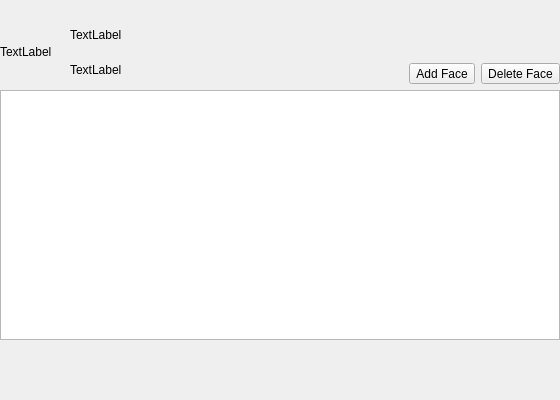
Old version of the form plugins/account/userinfo/changefacedialog.ui in the repository ukui/ukui-control-center.
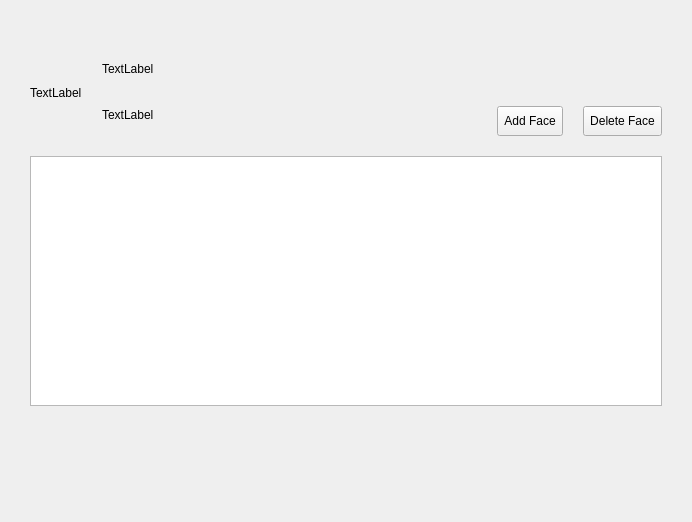
New version of the form.

Commit message: ukui3.0 ukui-control-center(exclude frame modules 29; unfinish 11; finish need beautify 18)  * 账户模块初步美化，按照UI规范设置控件布局  * 个性化模块初步美化，按照UI规范设置控件布局  * 网络模块初步美化，按照UI规范设置空间布局  * 时间和语言模块初步美化，按照UI规范设置控件布局  * 信息和任务模块的关于功能初步美化，按照UI规范设置控件布局

```diff
--- a/plugins/account/userinfo/changefacedialog.ui
+++ b/plugins/account/userinfo/changefacedialog.ui
@@ -6,26 +6,29 @@
    <rect>
     <x>0</x>
     <y>0</y>
-    <width>560</width>
-    <height>400</height>
+    <width>692</width>
+    <height>522</height>
    </rect>
   </property>
   <property name="minimumSize">
    <size>
-    <width>560</width>
-    <height>400</height>
+    <width>692</width>
+    <height>522</height>
    </size>
   </property>
   <property name="maximumSize">
    <size>
-    <width>560</width>
-    <height>400</height>
+    <width>692</width>
+    <height>522</height>
    </size>
   </property>
   <property name="windowTitle">
    <string>Change Face</string>
   </property>
   <layout class="QVBoxLayout" name="verticalLayout_2">
+   <property name="spacing">
+    <number>0</number>
+   </property>
    <property name="leftMargin">
     <number>0</number>
    </property>
@@ -40,36 +43,38 @@
    </property>
    <item>
     <layout class="QVBoxLayout" name="verticalLayout">
-     <item>
-      <spacer name="verticalSpacer">
-       <property name="orientation">
-        <enum>Qt::Vertical</enum>
-       </property>
-       <property name="sizeType">
-        <enum>QSizePolicy::Fixed</enum>
-       </property>
-       <property name="sizeHint" stdset="0">
-        <size>
-         <width>20</width>
-         <height>20</height>
-        </size>
-       </property>
-      </spacer>
-     </item>
+     <property name="spacing">
+      <number>20</number>
+     </property>
+     <property name="leftMargin">
+      <number>30</number>
+     </property>
+     <property name="topMargin">
+      <number>50</number>
+     </property>
+     <property name="rightMargin">
+      <number>30</number>
+     </property>
+     <property name="bottomMargin">
+      <number>30</number>
+     </property>
      <item>
       <layout class="QHBoxLayout" name="horizontalLayout">
+       <property name="spacing">
+        <number>20</number>
+       </property>
        <item>
         <widget class="QLabel" name="faceLabel">
          <property name="minimumSize">
           <size>
-           <width>64</width>
-           <height>64</height>
+           <width>0</width>
+           <height>0</height>
           </size>
          </property>
          <property name="maximumSize">
           <size>
-           <width>64</width>
-           <height>64</height>
+           <width>16777215</width>
+           <height>16777215</height>
           </size>
          </property>
          <property name="text">
@@ -79,15 +84,27 @@
        </item>
        <item>
         <layout class="QVBoxLayout" name="verticalLayout_3">
-         <item>
+         <item alignment="Qt::AlignHCenter">
           <widget class="QLabel" name="usernameLabel">
+           <property name="sizePolicy">
+            <sizepolicy hsizetype="Fixed" vsizetype="Fixed">
+             <horstretch>0</horstretch>
+             <verstretch>0</verstretch>
+            </sizepolicy>
+           </property>
            <property name="text">
             <string>TextLabel</string>
            </property>
           </widget>
          </item>
-         <item>
+         <item alignment="Qt::AlignHCenter">
           <widget class="QLabel" name="typeLabel">
+           <property name="sizePolicy">
+            <sizepolicy hsizetype="Fixed" vsizetype="Fixed">
+             <horstretch>0</horstretch>
+             <verstretch>0</verstretch>
+            </sizepolicy>
+           </property>
            <property name="text">
             <string>TextLabel</string>
            </property>
@@ -113,6 +130,9 @@
        </item>
        <item>
         <layout class="QVBoxLayout" name="verticalLayout_4">
+         <property name="spacing">
+          <number>0</number>
+         </property>
          <item>
           <spacer name="verticalSpacer_2">
            <property name="orientation">
@@ -128,6 +148,18 @@
          </item>
          <item>
           <widget class="QToolButton" name="addToolBtn">
+           <property name="minimumSize">
+            <size>
+             <width>0</width>
+             <height>30</height>
+            </size>
+           </property>
+           <property name="maximumSize">
+            <size>
+             <width>16777215</width>
+             <height>30</height>
+            </size>
+           </property>
            <property name="text">
             <string>Add Face</string>
            </property>
@@ -137,6 +169,9 @@
        </item>
        <item>
         <layout class="QVBoxLayout" name="verticalLayout_5">
+         <property name="spacing">
+          <number>0</number>
+         </property>
          <item>
           <spacer name="verticalSpacer_3">
            <property name="orientation">
@@ -152,6 +187,18 @@
          </item>
          <item>
           <widget class="QToolButton" name="deteleToolBtn">
+           <property name="minimumSize">
+            <size>
+             <width>0</width>
+             <height>30</height>
+            </size>
+           </property>
+           <property name="maximumSize">
+            <size>
+             <width>16777215</width>
+             <height>30</height>
+            </size>
+           </property>
            <property name="text">
             <string>Delete Face</string>
            </property>
```
Left out of the diff: 6 changed lines with no effect on the pictures. The commit also changes 48 other files.
